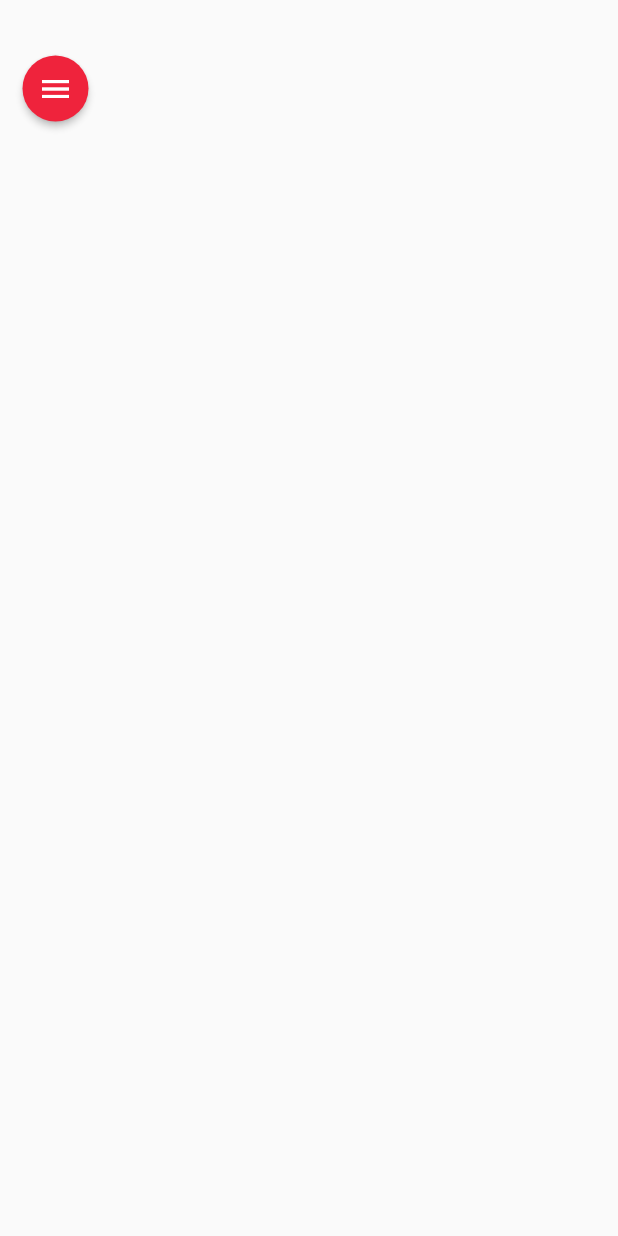
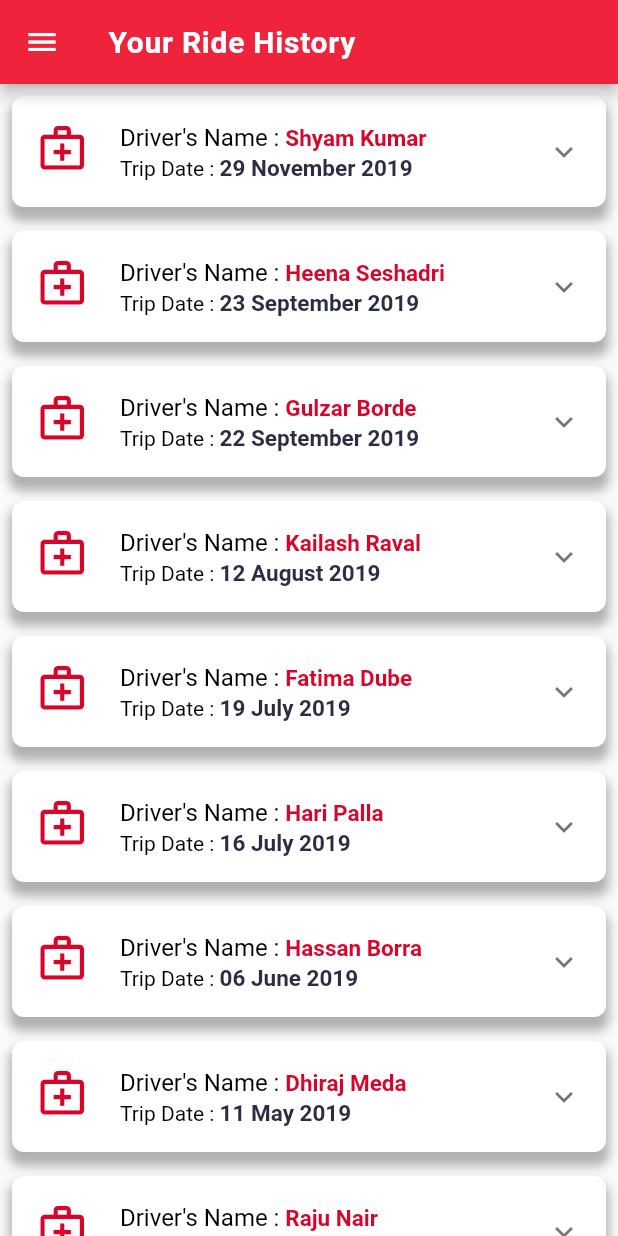
Before and after one commit to Shreyam-Saha/Fast-Aid, a Flutter app: the RideHistoryPage screen opened directly, on a phone screen of 412 x 824 dp. Run offline on Flutter 3.47's test engine with Material 2 defaults, Android fonts, the phone set to English and light mode, and no system bars; our stand-ins replace firebase_auth, firebase_core, firebase_database, font_awesome_flutter, geolocator, google_maps_flutter and 1 more; missing offline and left inert: flutter_geofire, sk_onboarding_screen; accounts and stored records are empty.

Commit message:
Added Ride History page

```diff
--- a/lib/constants/Color-Constants.dart
+++ b/lib/constants/Color-Constants.dart
@@ -3,6 +3,7 @@ import 'package:flutter/material.dart';
 //App Theme Colors
 const Color kSpaceCadet = Color(0xff2B2D42);
 const Color kManatee = Color(0xff8D99AE);
+const Color kManateeLight = Color(0xaa8D99AE);
 const Color kAliceBlue = Color(0xffEDF2F4);
 const Color kImperialRed = Color(0xffEF233C);
 const Color kAmaranthRed = Color(0xffD90429);
--- a/lib/constants/Style-Constants.dart
+++ b/lib/constants/Style-Constants.dart
@@ -69,3 +69,17 @@ InputBorder kFormBorderStyle = OutlineInputBorder(
   ),
   borderRadius: BorderRadius.circular(10.0),
 );
+
+//Container Decorations
+
+BoxDecoration kRideHistoryItemBoxDec = BoxDecoration(
+    color: Colors.white,
+    borderRadius: BorderRadius.circular(8),
+    boxShadow: [
+      BoxShadow(
+        color: Colors.grey.withOpacity(0.8),
+        spreadRadius: 2,
+        blurRadius: 5,
+        offset: Offset(0, 7), // changes position of shadow
+      ),
+    ]);
--- /dev/null
+++ b/lib/custom-widgets/Custom-List-Item.dart
@@ -0,0 +1,104 @@
+import 'package:fast_aid/constants/Color-Constants.dart';
+import 'package:fast_aid/constants/Style-Constants.dart';
+import 'package:fast_aid/custom-widgets/Custom-Ride-Details-Row.dart';
+import 'package:fast_aid/data-models/rideHistoryModel.dart';
+import 'package:flutter/material.dart';
+
+class CustomListItem extends StatelessWidget {
+  Ride rideData;
+  CustomListItem({Key key, this.rideData}) : super(key: key);
+
+  @override
+  Widget build(BuildContext context) {
+    print(rideData.toString());
+    return ExpansionTile(
+      leading: Icon(
+        Icons.medical_services_outlined,
+        size: 35,
+        color: kAmaranthRed,
+      ),
+      backgroundColor: Colors.white,
+      title: Row(
+        mainAxisAlignment: MainAxisAlignment.start,
+        crossAxisAlignment: CrossAxisAlignment.center,
+        children: [
+          Text(
+            'Driver\'s Name : ',
+            style: TextStyle(color: Colors.black),
+          ),
+          Text(
+            '${rideData.driverName}',
+            style: TextStyle(
+                color: kAmaranthRed, fontSize: 15, fontWeight: FontWeight.bold),
+          )
+        ],
+      ),
+      subtitle: Row(
+        mainAxisAlignment: MainAxisAlignment.start,
+        crossAxisAlignment: CrossAxisAlignment.center,
+        children: [
+          Text(
+            'Trip Date : ',
+            style: TextStyle(color: Colors.black),
+          ),
+          Text(
+            '${rideData.rideDate}',
+            style: TextStyle(
+                color: kSpaceCadet, fontSize: 15, fontWeight: FontWeight.bold),
+          )
+        ],
+      ),
+      children: <Widget>[
+        Container(
+          decoration: kRideHistoryItemBoxDec,
+          child: Padding(
+            padding: const EdgeInsets.all(15.0),
+            child: Column(
+              mainAxisAlignment: MainAxisAlignment.spaceEvenly,
+              crossAxisAlignment: CrossAxisAlignment.center,
+              children: <Widget>[
+                CustomRideDetailsRow(
+                  dataTitle: 'Ride ID',
+                  dataValue: rideData.rideID,
+                ),
+                CustomRideDetailsRow(
+                  dataTitle: 'Driver\'s Name',
+                  dataValue: rideData.driverName,
+                ),
+                CustomRideDetailsRow(
+                  dataTitle: 'Driver\'s Contact',
+                  dataValue: rideData.driverPhoneNumber,
+                ),
+                CustomRideDetailsRow(
+                  dataTitle: 'Rating',
+                  dataValue: rideData.ratingGiven,
+                ),
+                Padding(
+                  padding: const EdgeInsets.all(8.0),
+                  child: Container(
+                    height: 1.5,
+                    color: Colors.grey,
+                    padding: EdgeInsets.symmetric(horizontal: 5),
+                  ),
+                ),
+                CustomRideDetailsRow(
+                  dataTitle: 'Trip Chrages',
+                  dataValue: '\u{20B9} ${rideData.tripCost}',
+                ),
+              ],
+            ),
+          ),
+        )
+      ],
+    );
+  }
+}
+
+//  ListTile(
+//       shape: RoundedRectangleBorder(borderRadius: BorderRadius.circular(10.0)),
+//       leading: Icon(Icons.local_taxi_outlined, size: 35, color: Colors.white),
+//       tileColor: kManateeLight,
+//       title: Text('Driver\'s Name : ${rideData.driverName}'),
+//       subtitle: Text('Trip Cost : ${rideData.tripCost}'),
+//       dense: false,
+//     );
--- /dev/null
+++ b/lib/custom-widgets/Custom-Ride-Details-Row.dart
@@ -0,0 +1,31 @@
+import 'package:flutter/material.dart';
+
+class CustomRideDetailsRow extends StatelessWidget {
+  String dataTitle;
+  String dataValue;
+  CustomRideDetailsRow({Key key, this.dataTitle, this.dataValue});
+
+  @override
+  Widget build(BuildContext context) {
+    return Padding(
+      padding: const EdgeInsets.all(10.0),
+      child: Row(
+        mainAxisAlignment: MainAxisAlignment.start,
+        children: [
+          Text(dataTitle),
+          SizedBox(
+            width: 40,
+          ),
+          Icon(
+            Icons.arrow_forward,
+            size: 15,
+          ),
+          SizedBox(
+            width: 40,
+          ),
+          Text(dataValue)
+        ],
+      ),
+    );
+  }
+}
--- /dev/null
+++ b/lib/data-models/rideHistoryModel.dart
@@ -0,0 +1,26 @@
+class Ride {
+  String rideID;
+  String driverID;
+  String riderID;
+  String riderName;
+  String driverName;
+  String driverPhoneNumber;
+  String riderPhoneNumber;
+  String ratingGiven;
+  String tripCost;
+  Duration timeElapsed;
+  String rideDate;
+
+  Ride(
+      {this.riderName,
+      this.rideID,
+      this.driverID,
+      this.riderID,
+      this.driverName,
+      this.driverPhoneNumber,
+      this.ratingGiven,
+      this.riderPhoneNumber,
+      this.timeElapsed,
+      this.rideDate,
+      this.tripCost});
+}
--- /dev/null
+++ b/lib/data/userRideHistory.dart
@@ -0,0 +1,140 @@
+import 'package:fast_aid/data-models/rideHistoryModel.dart';
+
+List<Ride> userRideHistoryList = [
+  Ride(
+    driverID: 'vyKYnb9FdbW08yniBOzHlQvGVbZ1',
+    riderID: 'vyKYnb9FdbW08yniBOzHlQvGVbZ2',
+    rideID: 'vyKYnb9FdbW08yniBOzHlQ12',
+    driverName: 'Shyam Kumar',
+    riderName: 'Anuj Mehta',
+    tripCost: '345.0',
+    ratingGiven: '4.0',
+    driverPhoneNumber: '9876543210',
+    riderPhoneNumber: '1234567890',
+    rideDate: '29 November 2019',
+  ),
+  Ride(
+    driverID: 'vyKYnb9FdbW08yniBOzHlQvGVbZ3',
+    riderID: 'vyKYnb9FdbW08yniBOzHlQvGVbZ2',
+    rideID: 'vyKYnb9FdbW08yniBOzHlQ11',
+    driverName: 'Heena Seshadri',
+    riderName: 'Anuj Mehta',
+    tripCost: '256.0',
+    riderPhoneNumber: '1234567890',
+    ratingGiven: '4.3',
+    driverPhoneNumber: '9876543210',
+    rideDate: '23 September 2019',
+  ),
+  Ride(
+      driverID: 'vyKYnb9FdbW08yniBOzHlQvGVbZ5',
+      riderID: 'vyKYnb9FdbW08yniBOzHlQvGVbZ2',
+      rideID: 'vyKYnb9FdbW08yniBOzHlQ10',
+      rideDate: '22 September 2019',
+      riderPhoneNumber: '1234567890',
+      driverName: 'Gulzar Borde',
+      riderName: 'Anuj Mehta',
+      tripCost: '345.0',
+      ratingGiven: '3.5',
+      driverPhoneNumber: '9876543210'),
+  Ride(
+      driverID: 'vyKYnb9FdbW08yniBOzHlQvGVbZ7',
+      riderID: 'vyKYnb9FdbW08yniBOzHlQvGVbZ2',
+      rideID: 'vyKYnb9FdbW08yniBOzHlQ9',
+      riderPhoneNumber: '1234567890',
+      rideDate: '12 August 2019',
+      driverName: 'Kailash Raval',
+      riderName: 'Anuj Mehta',
+      tripCost: '348.0',
+      ratingGiven: '5.0',
+      driverPhoneNumber: '9876543210'),
+  Ride(
+      driverID: 'vyKYnb9FdbW08yniBOzHlQvGVbZ9',
+      rideDate: '19 July 2019',
+      riderID: 'vyKYnb9FdbW08yniBOzHlQvGVbZ2',
+      rideID: 'vyKYnb9FdbW08yniBOzHlQ8',
+      riderPhoneNumber: '1234567890',
+      driverName: 'Fatima Dube',
+      riderName: 'Anuj Mehta',
+      tripCost: '682.0',
+      ratingGiven: '4.5',
+      driverPhoneNumber: '9876543210'),
+  Ride(
+    driverID: 'vyKYnb9FdbW08yniBOzHlQvGVbA2',
+    riderID: 'vyKYnb9FdbW08yniBOzHlQvGVbZ2',
+    rideDate: '16 July 2019',
+    rideID: 'vyKYnb9FdbW08yniBOzHlQ7',
+    riderPhoneNumber: '1234567890',
+    driverName: 'Hari Palla',
+    riderName: 'Anuj Mehta',
+    tripCost: '400.0',
+    ratingGiven: '5.0',
+    driverPhoneNumber: '9876543210',
+  ),
+  Ride(
+    driverID: 'vyKYnb9FdbW08yniBOzHlQvGVbA4',
+    riderID: 'vyKYnb9FdbW08yniBOzHlQvGVbZ2',
+    rideDate: '06 June 2019',
+    riderPhoneNumber: '1234567890',
+    rideID: 'vyKYnb9FdbW08yniBOzHlQ6',
+    driverName: 'Hassan Borra',
+    riderName: 'Anuj Mehta',
+    tripCost: '380.0',
+    ratingGiven: '3.5',
+    driverPhoneNumber: '9876543210',
+  ),
+  Ride(
+      driverID: 'vyKYnb9FdbW08yniBOzHlQvGVbA6',
+      riderID: 'vyKYnb9FdbW08yniBOzHlQvGVbZ2',
+      rideID: 'vyKYnb9FdbW08yniBOzHlQ5',
+      rideDate: '11 May 2019',
+      riderPhoneNumber: '1234567890',
+      driverName: 'Dhiraj Meda',
+      riderName: 'Anuj Mehta',
+      tripCost: '345.0',
+      ratingGiven: '4.1',
+      driverPhoneNumber: '9876543210'),
+  Ride(
+      driverID: 'vyKYnb9FdbW08yniBOzHlQvGVA8',
+      riderID: 'vyKYnb9FdbW08yniBOzHlQvGVbZ2',
+      rideID: 'vyKYnb9FdbW08yniBOzHlQ4',
+      riderPhoneNumber: '1234567890',
+      driverName: 'Raju Nair',
+      rideDate: '18 March 2019',
+      riderName: 'Anuj Mehta',
+      tripCost: '260.0',
+      ratingGiven: '4.5',
+      driverPhoneNumber: '9876543210'),
+  Ride(
+      driverID: 'vyKYnb9FdbW08yniBOzHlQvGVbB1',
+      riderID: 'vyKYnb9FdbW08yniBOzHlQvGVbZ2',
+      riderPhoneNumber: '1234567890',
+      rideID: 'vyKYnb9FdbW08yniBOzHlQ3',
+      driverName: 'Prabhat Chaudhary',
+      rideDate: '14 March 2019',
+      riderName: 'Anuj Mehta',
+      tripCost: '320.0',
+      ratingGiven: '4.0',
+      driverPhoneNumber: '9876543210'),
+  Ride(
+      driverID: 'vyKYnb9FdbW08yniBOzHlQvGVbB3',
+      riderID: 'vyKYnb9FdbW08yniBOzHlQvGVbZ2',
+      rideID: 'vyKYnb9FdbW08yniBOzHlQ2',
+      riderPhoneNumber: '1234567890',
+      driverName: 'Lalita Sama',
+      rideDate: '02 February 2019',
+      riderName: 'Anuj Mehta',
+      tripCost: '169.0',
+      ratingGiven: '4.1',
+      driverPhoneNumber: '9876543210'),
+  Ride(
+      driverID: 'vyKYnb9FdbW08yniBOzHlQvGVbB5',
+      riderID: 'vyKYnb9FdbW08yniBOzHlQvGVbZ2',
+      riderPhoneNumber: '1234567890',
+      rideID: 'vyKYnb9FdbW08yniBOzHlQ1',
+      driverName: 'Ajay Lal',
+      rideDate: '13 January 2019',
+      riderName: 'Anuj Mehta',
+      tripCost: '245.0',
+      ratingGiven: '4.5',
+      driverPhoneNumber: '9876543210'),
+];
--- a/lib/pages/Ride-History.dart
+++ b/lib/pages/Ride-History.dart
@@ -1,27 +1,47 @@
+import 'package:fast_aid/constants/Color-Constants.dart';
 import 'package:fast_aid/constants/Style-Constants.dart';
 import 'package:fast_aid/custom-widgets/Custom-Drawer.dart';
+import 'package:fast_aid/custom-widgets/Custom-List-Item.dart';
+import 'package:fast_aid/data/userRideHistory.dart';
 import 'package:flutter/cupertino.dart';
 import 'package:flutter/material.dart';
 
 class RideHistoryPage extends StatelessWidget {
   final GlobalKey<ScaffoldState> _scaffoldKey = new GlobalKey<ScaffoldState>();
+
   @override
   Widget build(BuildContext context) {
     return Scaffold(
       key: _scaffoldKey,
+      appBar: AppBar(
+        backgroundColor: kImperialRed,
+        title: Text(
+          'Your Ride History',
+          style: TextStyle(
+              color: Colors.white,
+              fontSize: 20.0,
+              fontWeight: FontWeight.w600,
+              letterSpacing: 0.5),
+        ),
+      ),
       drawer: CustomDrawer(),
-      body: Stack(children: [
-        Container(),
-        Container(
-          margin: EdgeInsets.fromLTRB(5, 35, 0, 0),
-          child: ElevatedButton(
-              onPressed: () {
-                _scaffoldKey.currentState.openDrawer();
-              },
-              child: Icon(Icons.menu),
-              style: kDrawerButtonStyle),
-        ),
-      ]),
+      body: ListView.builder(
+        scrollDirection: Axis.vertical,
+        shrinkWrap: true,
+        physics: BouncingScrollPhysics(),
+        itemCount: userRideHistoryList.length,
+        itemBuilder: (BuildContext context, int index) {
+          return Padding(
+            padding: const EdgeInsets.all(8.0),
+            child: Container(
+              decoration: kRideHistoryItemBoxDec,
+              child: CustomListItem(
+                rideData: userRideHistoryList[index],
+              ),
+            ),
+          );
+        },
+      ),
     );
   }
 }
```
